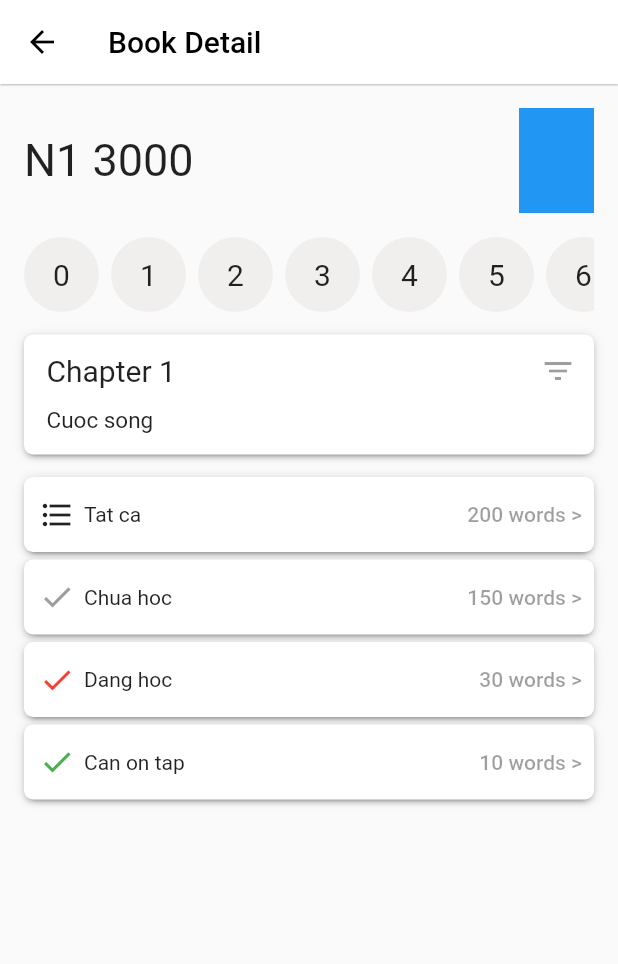
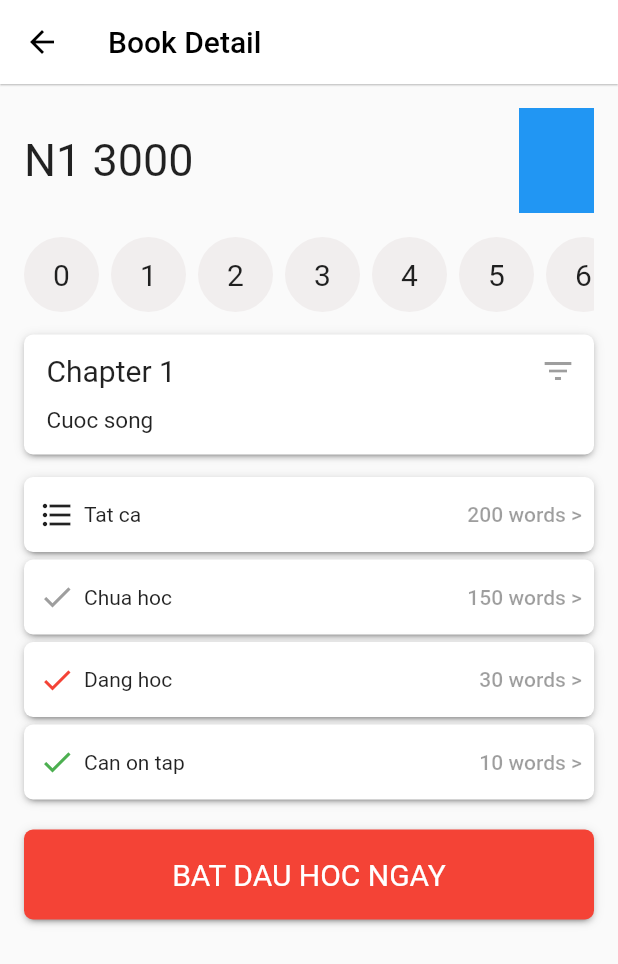
Before and after one commit to manhnt2310/ll, a Flutter app: the screen it shows after launch, after a tap on "Da hoc gan day", on a phone screen of 412 x 824 dp. Shown: the top 964 px of the screen. Run offline on Flutter 3.47's test engine with Material 2 defaults, Android fonts, the phone set to English and light mode, and no system bars.

Commit message:
[Book Detail] Add Start Leaning View

```diff
--- a/lib/modules/book_detail/presentation/book_detail_view.dart
+++ b/lib/modules/book_detail/presentation/book_detail_view.dart
@@ -1,6 +1,7 @@
 import 'package:flutter/material.dart';
 import 'package:ll/core/models/book.dart';
 import 'package:ll/modules/book_detail/widgets/chapter_view.dart';
+import 'package:ll/modules/book_detail/widgets/start_learning_button.dart';
 import 'package:ll/modules/book_detail/widgets/title_view.dart';
 import 'package:ll/modules/book_detail/widgets/top_menu_view.dart';
 import 'package:ll/modules/book_detail/widgets/statistics_view.dart';
@@ -40,7 +41,11 @@ class BookDetailView extends StatelessWidget {
                 const SizedBox(
                   height: 5,
                 ),
-                const StatisticsView()
+                const StatisticsView(),
+                const SizedBox(
+                  height: 20,
+                ),
+                const StartLearningButton(),
               ],
             ),
           ),
--- /dev/null
+++ b/lib/modules/book_detail/widgets/start_learning_button.dart
@@ -0,0 +1,26 @@
+import 'package:flutter/material.dart';
+
+class StartLearningButton extends StatelessWidget {
+  const StartLearningButton({super.key});
+
+  @override
+  Widget build(BuildContext context) {
+    return Container(
+      decoration: BoxDecoration(
+        borderRadius: BorderRadius.circular(6),
+        boxShadow: kElevationToShadow[2],
+        color: Colors.red,
+      ),
+      height: 60,
+      width: double.infinity,
+      child: const Center(
+          child: Text(
+        'BAT DAU HOC NGAY',
+        style: TextStyle(
+          color: Colors.white,
+          fontSize: 20,
+        ),
+      )),
+    );
+  }
+}
--- a/lib/modules/book_detail/widgets/statistics_view.dart
+++ b/lib/modules/book_detail/widgets/statistics_view.dart
@@ -84,7 +84,10 @@ class ItemView extends StatelessWidget {
                 Text(title),
               ],
             ),
-            TextButton(onPressed: null, child: Text(subtitle))
+            TextButton(
+              onPressed: null,
+              child: Text(subtitle),
+            )
           ],
         ));
   }
```
